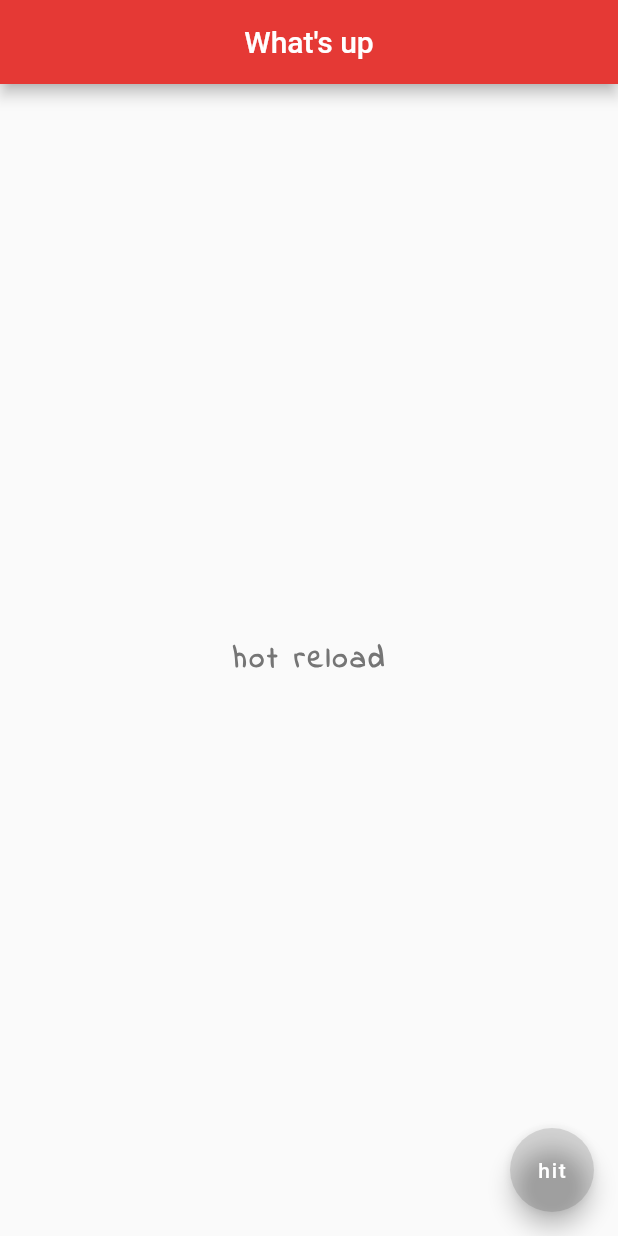
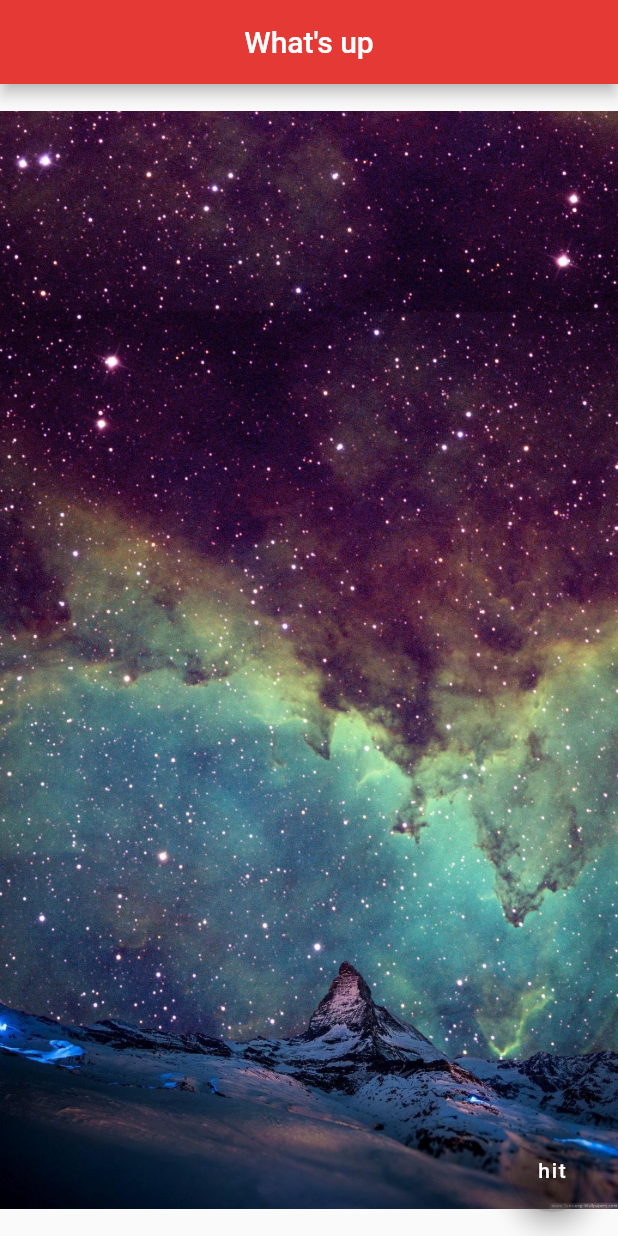
Before and after one commit to maiduydung/bill_calc, a Flutter app: the screen it shows after launch, on a phone screen of 412 x 824 dp. Run offline on Flutter 3.47's test engine with Material 2 defaults, Android fonts, the phone set to English and light mode, and no system bars.

Commit message:
added asset img

```diff
--- a/fresh/lib/main.dart
+++ b/fresh/lib/main.dart
@@ -15,18 +15,7 @@ class Home extends StatelessWidget {
         centerTitle: true,
         backgroundColor: Colors.red[600],
       ),
-      body: Center(
-        child: Text(
-          'hot reload',
-          style: TextStyle(
-            fontSize: 20,
-            fontWeight: FontWeight.bold,
-            letterSpacing: 2,
-            color: Colors.grey[600],
-            fontFamily: 'IndieFlower',
-          ),
-        ),
-      ),
+      body: Center(child: Image.asset('assets/stars.jpg')),
       floatingActionButton: FloatingActionButton(
         onPressed: () {},
         child: Text("hit"),
--- a/fresh/pubspec.yaml
+++ b/fresh/pubspec.yaml
@@ -46,9 +46,8 @@ flutter:
   uses-material-design: true
 
   # To add assets to your application, add an assets section, like this:
-  # assets:
-  #   - images/a_dot_burr.jpeg
-  #   - images/a_dot_ham.jpeg
+  assets:
+    - assets/
 
   # An image asset can refer to one or more resolution-specific "variants", see
   # https://flutter.dev/assets-and-images/#resolution-aware.
```
Also changed, not shown: fresh/assets/stars.jpg (added).
